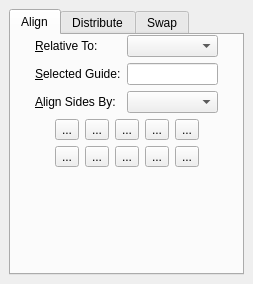
The window that scribus/ui/aligndistribute.ui (scribusproject/scribus) describes before a commit, drawn with Qt 5.
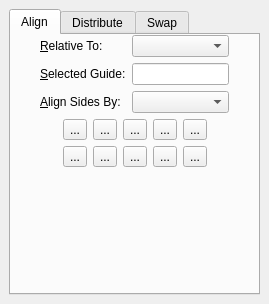
The same window after the commit. Custom widgets are drawn as their Qt base class.

Patch:
```diff
--- a/scribus/ui/aligndistribute.ui
+++ b/scribus/ui/aligndistribute.ui
@@ -6,8 +6,8 @@
    <rect>
     <x>0</x>
     <y>0</y>
-    <width>253</width>
-    <height>284</height>
+    <width>269</width>
+    <height>304</height>
    </rect>
   </property>
   <property name="windowTitle">
```
Left out of the diff: 13 changed lines with no effect on the pictures.
